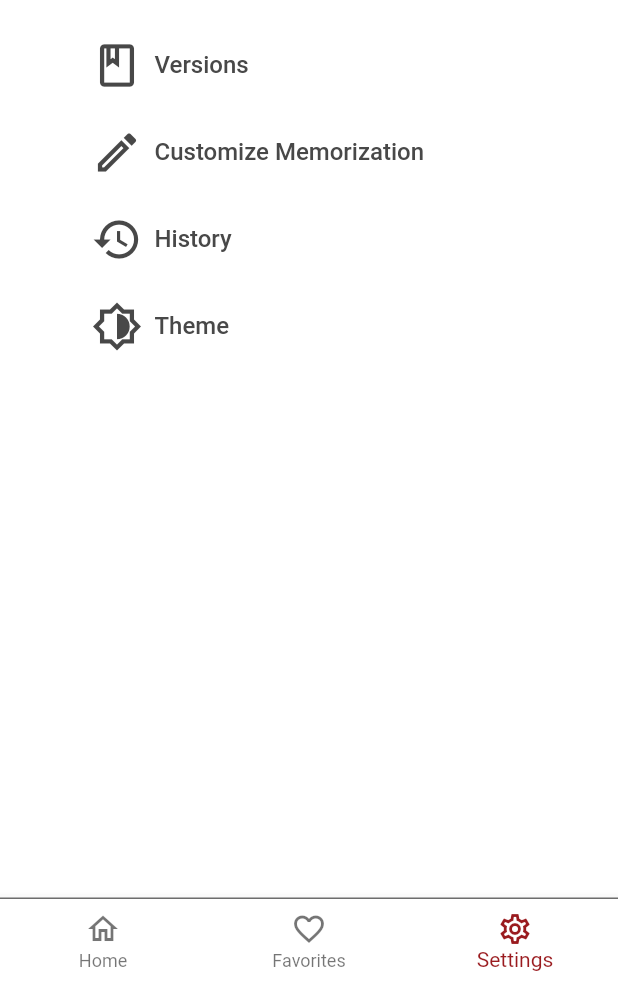
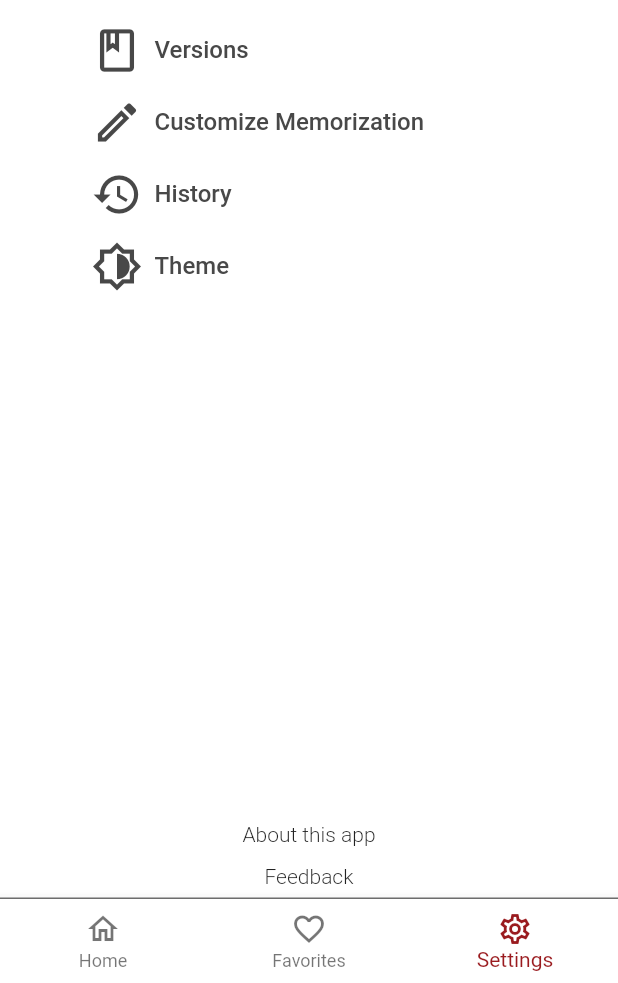
Before and after one commit to smolck/rwssp, a Flutter app: the screen it shows after launch, item 3 of the bottom bar chosen, on a phone screen of 412 x 824 dp, the part 253-1236 px from its top. Run offline on Flutter 3.47's test engine with Material 2 defaults, Android fonts, the phone set to English and light mode, and no system bars; our stand-ins replace outline_material_icons, sqflite; accounts and stored records are empty; Roboto replaces fonts that are missing (Montserrat).

Commit message:
Add "about" and "feedback" buttons

```diff
--- a/lib/pages/settings.dart
+++ b/lib/pages/settings.dart
@@ -6,6 +6,28 @@ import '../models/page_model.dart';
 import '../styles.dart';
 
 class SettingsPage extends StatelessWidget {
+  Center _bottomButton(
+    BuildContext context, {
+    @required void Function() onPressed,
+    @required String label,
+  }) =>
+      Center(
+        child: Padding(
+          padding: const EdgeInsets.all(6.0),
+          child: InkWell(
+            onTap: onPressed,
+            child: Text(
+              label,
+              style: TextStyle(
+                fontFamily: 'Montserrat',
+                fontSize: 14.0,
+                fontWeight: FontWeight.w300,
+              ),
+            ),
+          ),
+        ),
+      );
+
   Padding _button(
     BuildContext context, {
     @required void Function() onPressed,
@@ -13,7 +35,7 @@ class SettingsPage extends StatelessWidget {
     @required IconData iconData,
   }) =>
       Padding(
-        padding: const EdgeInsets.only(top: 10.0),
+        padding: const EdgeInsets.only(left: 49.0),
         child: Align(
           alignment: Alignment.centerLeft,
           child: FlatButton.icon(
@@ -38,11 +60,11 @@ class SettingsPage extends StatelessWidget {
   @override
   Widget build(BuildContext context) {
     return Center(
-      child: Padding(
-        padding: EdgeInsets.only(left: 49.0),
-        child: Column(
-          children: <Widget>[
-            Align(
+      child: Column(
+        children: <Widget>[
+          Padding(
+            padding: EdgeInsets.only(left: 49.0),
+            child: Align(
               alignment: Alignment.centerLeft,
               child: Consumer<PageModel>(
                 builder: (context, pageModel, _) {
@@ -66,14 +88,25 @@ class SettingsPage extends StatelessWidget {
                 },
               ),
             ),
+          ),
 
-            // TODO(smolck): Add functionality for each of these buttons.
-            _button(context, onPressed: () {}, iconData: OMIcons.book, label: 'Versions'),
-            _button(context, onPressed: () {}, iconData: OMIcons.edit, label: 'Customize Memorization'),
-            _button(context, onPressed: () {}, iconData: OMIcons.history, label: 'History'),
-            _button(context, onPressed: () {}, iconData: OMIcons.brightnessMedium, label: 'Theme'),
-          ],
-        ),
+          // TODO(smolck): Add functionality for each of these buttons.
+          _button(context,
+              onPressed: () {}, iconData: OMIcons.book, label: 'Versions'),
+          _button(context,
+              onPressed: () {},
+              iconData: OMIcons.edit,
+              label: 'Customize Memorization'),
+          _button(context,
+              onPressed: () {}, iconData: OMIcons.history, label: 'History'),
+          _button(context,
+              onPressed: () {},
+              iconData: OMIcons.brightnessMedium,
+              label: 'Theme'),
+          Spacer(),
+          _bottomButton(context, onPressed: () {}, label: 'About this app'),
+          _bottomButton(context, onPressed: () {}, label: 'Feedback'),
+        ],
       ),
     );
   }
```
